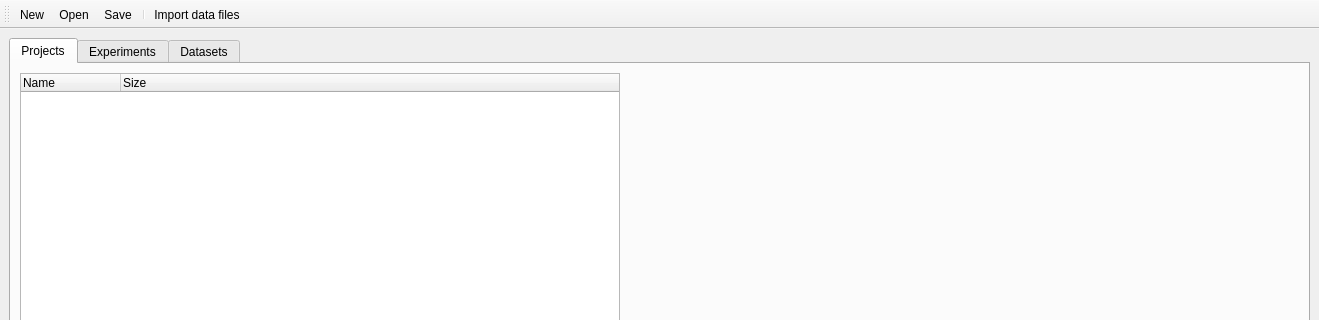
Above: ime/ui/ui_main_window.ui from UoA-eResearch/mytardis_ime before the change; both pictures show x 0 to 1319 and y 0 to 320 of the 1319 by 650 pixel window. Below: the same form after it.
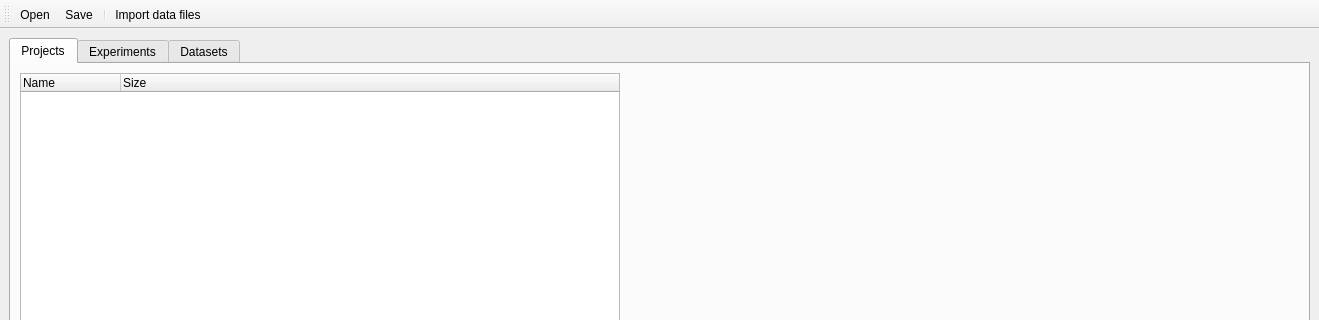
That is the form after the change. Icons and pictures are not drawn. Custom widgets are drawn as their Qt base class.

Commit message: Remove unused New button

What changed in the file:
```diff
--- a/ime/ui/ui_main_window.ui
+++ b/ime/ui/ui_main_window.ui
@@ -623,20 +623,11 @@
    <attribute name="toolBarBreak">
     <bool>false</bool>
    </attribute>
-   <addaction name="actionNewFile"/>
    <addaction name="actionOpen"/>
    <addaction name="actionSave"/>
    <addaction name="separator"/>
    <addaction name="actionImport_data_files"/>
   </widget>
-  <action name="actionNewFile">
-   <property name="text">
-    <string>New...</string>
-   </property>
-   <property name="toolTip">
-    <string>Create a new metadata file</string>
-   </property>
-  </action>
   <action name="actionFrom_a_template">
    <property name="text">
     <string>From a template...</string>
```
The commit also changes 1 other file.
